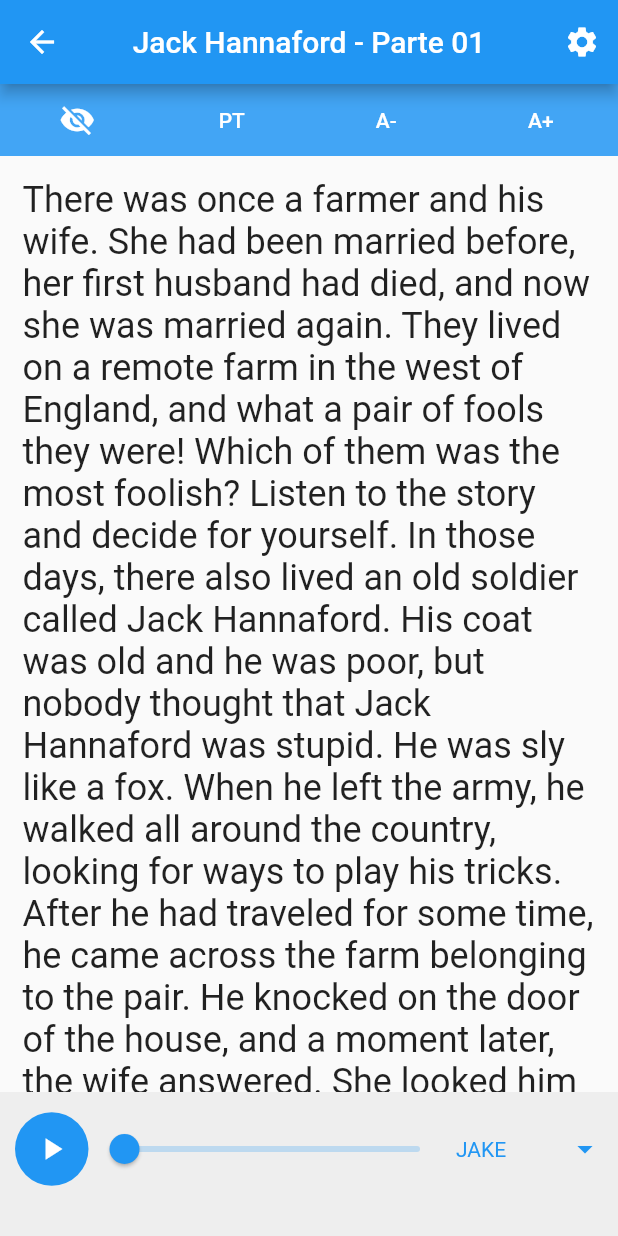
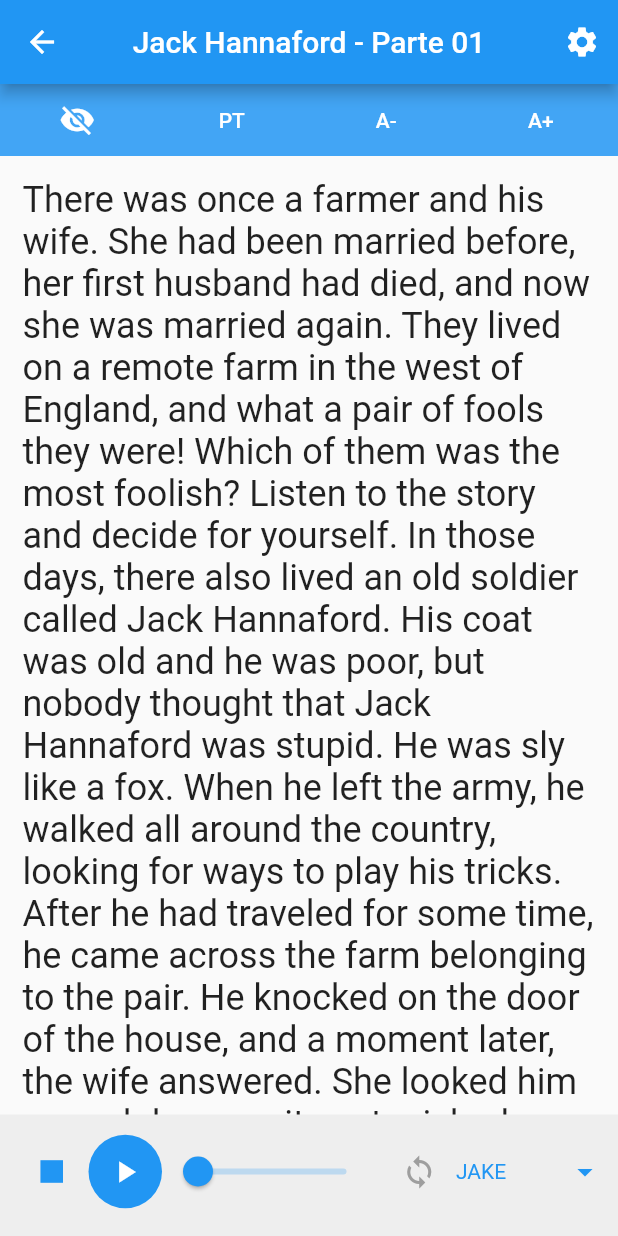
Before and after one commit to brenomachadodomonte/flutter_text_audio, a Flutter app: the screen it shows after launch, after a tap on "Jack Hannaford", on a phone screen of 412 x 824 dp. Run offline on Flutter 3.47's test engine with Material 2 defaults, Android fonts, the phone set to English and light mode, and no system bars; our stand-ins replace audioplayers.

Commit message:
Creating buttons audio configs

```diff
--- a/lib/screens/audio.dart
+++ b/lib/screens/audio.dart
@@ -31,8 +31,8 @@
 
   String audioPath;
 
-  Duration _duration = new Duration();
-  Duration _position = new Duration();
+  Duration _duration = Duration();
+  Duration _position = Duration();
   AudioPlayer advancedPlayer;
   AudioCache audioCache;
   PlayerState state;
@@ -48,8 +48,8 @@
   }
 
   void initPlayer(){
-    advancedPlayer = new AudioPlayer();
-    audioCache = new AudioCache(fixedPlayer: advancedPlayer);
+    advancedPlayer = AudioPlayer();
+    audioCache = AudioCache(fixedPlayer: advancedPlayer);
 
     advancedPlayer.durationHandler = (d) => setState(() {
       _duration = d;
@@ -71,7 +71,7 @@
   _play() {
     setState(() {
       audioCache.play(audioPath);
-      state = PlayerState.stopped;
+      state = PlayerState.playing;
     });
   }
 
@@ -79,6 +79,7 @@
     setState(() {
       advancedPlayer.stop();
       state = PlayerState.stopped;
+      _position = Duration();
     });
   }
 
@@ -188,18 +189,27 @@
               ),
             ),
             Container(
-              padding: EdgeInsets.fromLTRB(10, 10, 10, 30),
+              padding: EdgeInsets.fromLTRB(10, 10, 10, 15),
               alignment: Alignment.bottomCenter,
               color: Colors.grey[200],
-              child: Row(
+              child: Column(
+                children: <Widget>[
+                  Row(
                     mainAxisAlignment: MainAxisAlignment.spaceAround,
                     children: <Widget>[
+                      Expanded(
+                        flex: 1,
+                        child: InkWell(
+                          child: Icon(Icons.stop, color: Colors.blue, size: 30,),
+                          onTap: _stop,
+                        ),
+                      ),
                       Expanded(
                         flex: 1,
                         child: FloatingActionButton(
                           backgroundColor: Colors.blue,
                           elevation: 0,
-                      child: Icon(Icons.play_arrow, color: Colors.white,),
+                          child: Icon(state != PlayerState.playing ? Icons.play_arrow : Icons.pause, color: Colors.white,),
                           onPressed: () {
                             switch(state){
                               case PlayerState.stopped: _play(); break;
@@ -209,8 +219,8 @@
                           },
                         ),
                       ),
-                  Flexible(
-                    flex: 5,
+                      Expanded(
+                        flex: 3,
                         child: Slider(
                           value: _position.inSeconds.toDouble(),
                           onChanged: (double value) {
@@ -221,6 +231,17 @@
                           },
                           min: 0.0,
                           max: _duration.inSeconds.toDouble(),
+                        ),
+                      ),
+                      Expanded(
+                        flex: 1,
+                        child: InkWell(
+                          child: Icon(Icons.loop, color: autoReplay ? Colors.blue : Colors.grey,),
+                          onTap: (){
+                            setState(() {
+                              autoReplay = !autoReplay;
+                            });
+                          },
                         ),
                       ),
                       Expanded(
@@ -241,6 +262,8 @@
                       ),
                     ],
                   ),
+                ],
+              ),
             ),
           ],
         ),
@@ -250,7 +273,7 @@
 
   List<DropdownMenuItem<String>> mountSpeakers() {
     List<DropdownMenuItem<String>> itens = [];
-    for(Map audio in  audio['audios']){
+    for(Map audio in audio['audios']){
       itens.add(DropdownMenuItem<String>(
         value: audio['path'],
         child: Text(audio['name'].toUpperCase(), style: TextStyle(fontSize: 14, color: Colors.blue)),
```
Lines whose indentation alone changed are shown as unchanged.
